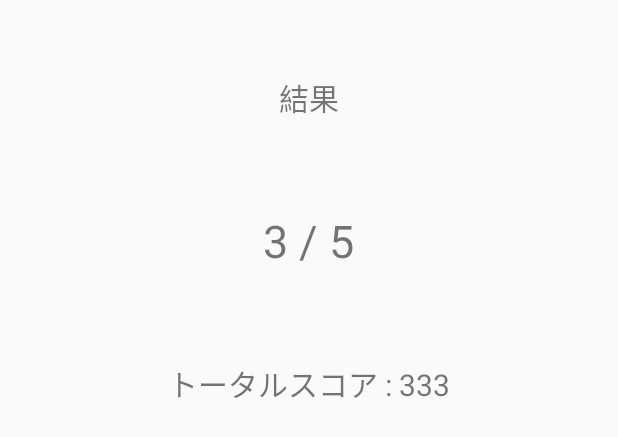
After one commit to u-masahiro/IPAStudy, an Android app: the layout list_item.xml on its own in the app's theme, with its tools: preview values and no code run, on a phone screen of 412 x 824 dp. The commit adds this screen. Shown: the top 437 px of the screen. Run offline under Robolectric (Android 15) with nearby library versions, the phone set to English and light mode, and no system bars.

Commit message:
スコア保存方法の変更と不要ファイル削除

```diff
--- /dev/null
+++ b/app/src/main/java/com/example/ipastudy/model/Score.kt
@@ -0,0 +1,6 @@
+package com.example.ipastudy.model
+
+data class Score (
+    val right_answer : Int,
+    val total_score : Int
+)
--- /dev/null
+++ b/app/src/main/res/layout/list_item.xml
@@ -0,0 +1,33 @@
+<?xml version="1.0" encoding="utf-8"?>
+<LinearLayout xmlns:android="http://schemas.android.com/apk/res/android"
+    android:layout_width="match_parent"
+    android:layout_height="match_parent"
+    xmlns:tools="http://schemas.android.com/tools"
+    android:gravity="center_horizontal"
+    android:orientation="vertical">
+
+    <TextView
+        android:layout_width="wrap_content"
+        android:layout_height="wrap_content"
+        android:text="結果"
+        android:textSize="20sp"
+        android:layout_marginTop="50dp"/>
+
+    <TextView
+        android:id="@+id/item_result_right_answer"
+        android:layout_width="wrap_content"
+        android:layout_height="wrap_content"
+        android:text="3 / 5"
+        android:textSize="30sp"
+        android:layout_marginTop="60dp"
+        />
+
+    <TextView
+        android:id="@+id/item_result_total_score"
+        android:layout_width="wrap_content"
+        android:layout_height="wrap_content"
+        android:text="トータルスコア : 333"
+        android:textSize="20sp"
+        android:layout_marginTop="60dp"/>
+
+</LinearLayout>
--- a/app/src/main/res/navigation/nav_graph.xml
+++ b/app/src/main/res/navigation/nav_graph.xml
@@ -60,6 +60,9 @@
         android:name="com.example.ipastudy.view.HardWareResultFragment"
         android:label="fragment_hardware_result"
         tools:layout="@layout/fragment_hardware_result">
+        <action
+            android:id="@+id/action_hardWareResultFragment_to_hardWareBaseFragment"
+            app:destination="@id/hardWareBaseFragment" />
     </fragment>
 
 </navigation>
```
Also changed, not shown: app/build.gradle (+11 -4 lines), app/src/main/java/com/example/ipastudy/adapter/SampleDBAdapter.kt (deleted, +0 -39 lines), app/src/main/java/com/example/ipastudy/model/MainRepository.kt (added, +12 -0 lines), app/src/main/java/com/example/ipastudy/view/HardWareResultFragment.kt (+39 -13 lines), app/src/main/java/com/example/ipastudy/view/HardwareQuestion1Fragment.kt (+38 -26 lines), app/src/main/java/com/example/ipastudy/view/ResultAdapter.kt (added, +33 -0 lines), app/src/main/java/com/example/ipastudy/viewModel/ScoreViewModel.kt (added, +26 -0 lines), app/src/main/res/layout/fragment_hardware_result.xml (+7 -6 lines), app/src/main/res/layout/list_sampledb.xml (deleted, +0 -17 lines).
